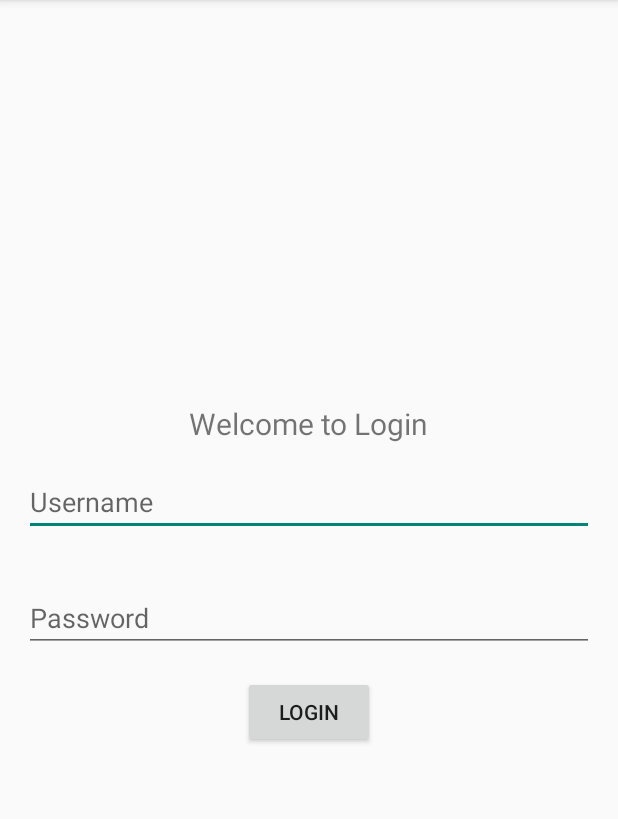
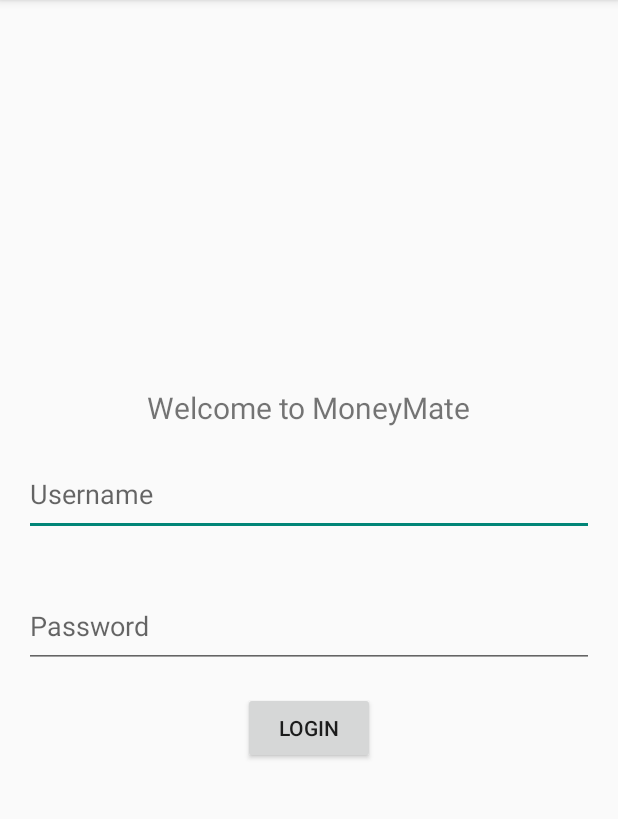
Before and after one commit to mwstl/AccountingApp, an Android app: the screen it shows after launch (LoginActivity), on a phone screen of 412 x 824 dp, the part 84-903 px from its top. Run offline under Robolectric (Android 15) with nearby library versions, the phone set to English and light mode, and no system bars.

Commit message:
Merge 2023-03-16 updates

```diff
--- a/app/src/main/java/com/example/expensestracker/LoginActivity.java
+++ b/app/src/main/java/com/example/expensestracker/LoginActivity.java
@@ -24,7 +24,6 @@
         preferences = getSharedPreferences("MyPreferences", MODE_PRIVATE);
         editor = preferences.edit();
 
-
         if(preferences.contains("saved_name")){
             Intent intent = new Intent(LoginActivity.this, MainActivity.class);
             startActivity(intent);
--- a/app/src/main/java/com/example/expensestracker/MainActivity.java
+++ b/app/src/main/java/com/example/expensestracker/MainActivity.java
@@ -42,7 +42,13 @@
             }
         });
 
+//        calculateBalance();
+    }
+
+    @Override
+    public void onResume() {
         calculateBalance();
+        super.onResume();
     }
 
     public void addPurchase(View v) {
--- a/app/src/main/java/com/example/expensestracker/PurchaseEntry.java
+++ b/app/src/main/java/com/example/expensestracker/PurchaseEntry.java
@@ -109,6 +109,7 @@
 
             if (requestCode == LAUNCH_CAMERA_ACTIVITY) {
                 if (resultCode == Activity.RESULT_OK) {
+                    Toast.makeText(this, "Captured photo", Toast.LENGTH_SHORT).show();
                     photoURI = data.getStringExtra("photo");
                 }
             } else if (requestCode == SELECT_IMAGE) {
--- a/app/src/main/res/layout/activity_login.xml
+++ b/app/src/main/res/layout/activity_login.xml
@@ -10,13 +10,11 @@
     >
 
 
-
     <TextView
         android:layout_width="wrap_content"
         android:layout_height="wrap_content"
-        android:text="Welcome to Login"
-        android:textSize="20sp"
-        />
+        android:text="Welcome to MoneyMate"
+        android:textSize="20sp" />
 
     <EditText
         android:id="@+id/usernameEditText"
@@ -24,7 +22,7 @@
         android:layout_height="wrap_content"
         android:layout_margin="16dp"
         android:hint="Username"
-        />
+        android:minHeight="@dimen/touch_size" />
 
     <EditText
         android:id="@+id/passwordEditText"
@@ -32,7 +30,7 @@
         android:layout_height="wrap_content"
         android:layout_margin="16dp"
         android:hint="Password"
-        />
+        android:minHeight="@dimen/touch_size" />
 
     <Button
         android:id="@+id/loginBtn"
```
Also changed, not shown: 1 other file.
